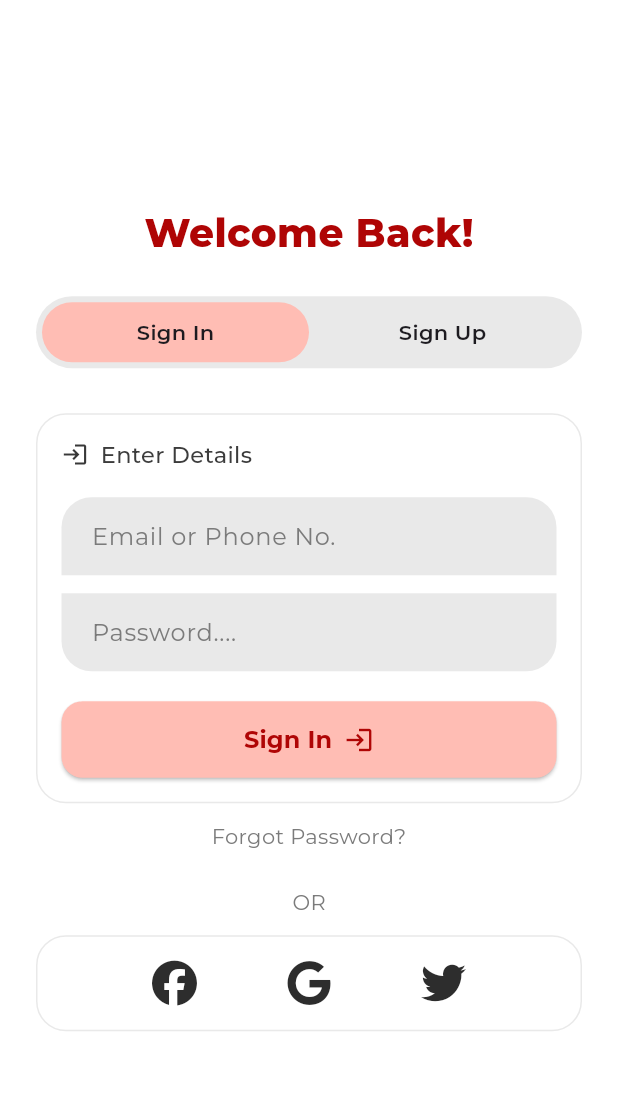
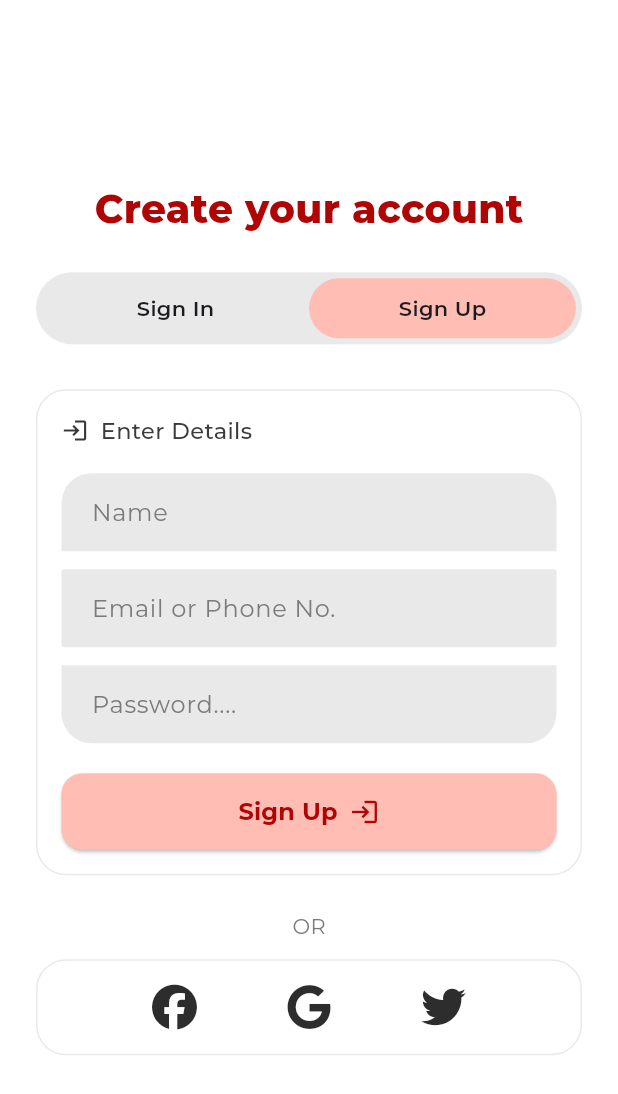
Before and after one commit to SarthakPadwal/Refuel-App, a Flutter app: the screen it shows after launch, after a tap on "SIGN UP", on a phone screen of 412 x 824 dp. Shown: the top 1094 px of the screen. Run offline on Flutter 3.47's test engine with Material 3 defaults, Android fonts, the light colour scheme and no system bars; our stand-ins replace font_awesome_flutter.

Commit message:
Updated assets and main.dart, deleted old files

```diff
--- a/lib/main.dart
+++ b/lib/main.dart
@@ -50,13 +50,12 @@ class _WelcomeScreenState extends State<WelcomeScreen> {
           fit: BoxFit.contain,
         ),
       ),
-
     );
   }
 }
 
 // ----------------------------
-// 2. Onboarding Screen
+// 2. Onboarding Screen (Updated)
 // ----------------------------
 class OnboardingScreen extends StatelessWidget {
   const OnboardingScreen({super.key});
@@ -82,8 +81,9 @@ class OnboardingScreen extends StatelessWidget {
               children: [
                 Image.asset(
                   'assets/images/Brand.png',
-        // width: 200,
-        // fit: BoxFit.contain,
+                    width: MediaQuery.of(context).size.width * 0.9,
+                   height: 120,
+                   fit: BoxFit.contain,
                 ),
                 const SizedBox(height: 15),
                 const Text(
@@ -102,7 +102,10 @@ class OnboardingScreen extends StatelessWidget {
                     onPressed: () {
                       Navigator.push(
                         context,
-              MaterialPageRoute(builder: (_) => const AuthScreen()),
+                        MaterialPageRoute(
+                          builder: (_) => const AuthScreen(),
+                          settings: const RouteSettings(arguments: false),
+                        ),
                       );
                     },
                     style: ElevatedButton.styleFrom(
@@ -125,12 +128,22 @@ class OnboardingScreen extends StatelessWidget {
                 const SizedBox(height: 16),
                 Row(
                   mainAxisAlignment: MainAxisAlignment.center,
-        children: const [
-          Text(
+                  children: [
+                    const Text(
                       'Already have an account? ',
                       style: TextStyle(fontSize: 15, color: Color(0xFF7B7B7B)),
                     ),
-          Text(
+                    GestureDetector(
+                      onTap: () {
+                        Navigator.push(
+                          context,
+                          MaterialPageRoute(
+                            builder: (_) => const AuthScreen(),
+                            settings: const RouteSettings(arguments: true),
+                          ),
+                        );
+                      },
+                      child: const Text(
                         'SIGN IN',
                         style: TextStyle(
                           fontSize: 14,
@@ -138,12 +151,12 @@ class OnboardingScreen extends StatelessWidget {
                           fontWeight: FontWeight.w700,
                         ),
                       ),
+                    ),
                   ],
                 ),
               ],
             ),
           ),
-
         ],
       ),
     );
@@ -151,7 +164,7 @@ class OnboardingScreen extends StatelessWidget {
 }
 
 // ----------------------------
-// 3. Auth Screen (Signin / Signup)
+// 3. Auth Screen (Updated)
 // ----------------------------
 class AuthScreen extends StatefulWidget {
   const AuthScreen({super.key});
@@ -162,6 +175,19 @@ class AuthScreen extends StatefulWidget {
 
 class _AuthScreenState extends State<AuthScreen> {
   bool isSignIn = true;
+
+  @override
+  void initState() {
+    super.initState();
+    WidgetsBinding.instance.addPostFrameCallback((_) {
+      final args = ModalRoute.of(context)?.settings.arguments;
+      if (args is bool) {
+        setState(() {
+          isSignIn = args;
+        });
+      }
+    });
+  }
 
   @override
   Widget build(BuildContext context) {
@@ -215,7 +241,9 @@ class _AuthScreenState extends State<AuthScreen> {
               child: Container(
                 padding: const EdgeInsets.symmetric(vertical: 10),
                 decoration: BoxDecoration(
-                  color: isSignIn ? const Color.fromARGB(255, 255, 189, 180) : Colors.transparent,
+                  color: isSignIn
+                      ? const Color.fromARGB(255, 255, 189, 180)
+                      : Colors.transparent,
                   borderRadius: BorderRadius.circular(30),
                 ),
                 child: const Center(
@@ -231,7 +259,9 @@ class _AuthScreenState extends State<AuthScreen> {
               child: Container(
                 padding: const EdgeInsets.symmetric(vertical: 10),
                 decoration: BoxDecoration(
-                  color: !isSignIn ? const Color.fromARGB(255, 255, 189, 180) : Colors.transparent,
+                  color: !isSignIn
+                      ? const Color.fromARGB(255, 255, 189, 180)
+                      : Colors.transparent,
                   borderRadius: BorderRadius.circular(30),
                 ),
                 child: const Center(
@@ -260,11 +290,13 @@ class _AuthScreenState extends State<AuthScreen> {
               Icon(Icons.login_outlined, size: 18, color: Color(0xFF383838)),
               SizedBox(width: 8),
               Text("Enter Details",
-                  style: TextStyle(  fontSize: 15, color: Color(0xFF3C3C3C), fontWeight: FontWeight.w500)),
+                  style: TextStyle(
+                      fontSize: 15,
+                      color: Color(0xFF3C3C3C),
+                      fontWeight: FontWeight.w500)),
             ],
           ),
           const SizedBox(height: 18),
-
           if (isSignIn) ...[
             signInTextField(
               "Email or Phone No.",
@@ -283,10 +315,9 @@ class _AuthScreenState extends State<AuthScreen> {
               ),
             ),
           ],
-
           if (!isSignIn) ...[
             signUpTextField(
-              "Email or Phone No.",
+              "Name ",
               borderRadius: const BorderRadius.only(
                 topLeft: Radius.circular(20),
                 topRight: Radius.circular(20),
@@ -294,13 +325,13 @@ class _AuthScreenState extends State<AuthScreen> {
             ),
             const SizedBox(height: 12),
             signUpTextField(
-              "Password....",
+              "Email or Phone No.",
               obscureText: true,
               borderRadius: BorderRadius.circular(2),
             ),
             const SizedBox(height: 12),
             signUpTextField(
-              "Confirm Password....",
+              "Password....",
               obscureText: true,
               borderRadius: const BorderRadius.only(
                 bottomLeft: Radius.circular(20),
@@ -308,14 +339,12 @@ class _AuthScreenState extends State<AuthScreen> {
               ),
             ),
           ],
-
           const SizedBox(height: 20),
           SizedBox(
             width: double.infinity,
             child: ElevatedButton(
               onPressed: () {},
-              style:
-              ElevatedButton.styleFrom(
+              style: ElevatedButton.styleFrom(
                 backgroundColor: const Color.fromARGB(255, 255, 189, 180),
                 foregroundColor: const Color(0xFFAF0505),
                 shape: RoundedRectangleBorder(
@@ -330,12 +359,9 @@ class _AuthScreenState extends State<AuthScreen> {
                       style: const TextStyle(
                         fontSize: 16,
                         fontWeight: FontWeight.w700,
-                      )
-                      ),
+                      )),
                   const SizedBox(width: 8),
-                  const Icon(Icons.login ,
-                  size:20,
-                  ),
+                  const Icon(Icons.login, size: 20),
                 ],
               ),
             ),
@@ -355,30 +381,17 @@ class _AuthScreenState extends State<AuthScreen> {
       child: Row(
         mainAxisAlignment: MainAxisAlignment.spaceEvenly,
         children: const [
-          FaIcon(
-            FontAwesomeIcons.facebook,
-            color: Color.fromARGB(255, 45, 45, 45),
-            size: 30,
-          ),
-          FaIcon(
-            FontAwesomeIcons.google,
-            color: Color.fromARGB(255, 45, 45, 45),
-            size: 30,
-          ),
-          FaIcon(
-            FontAwesomeIcons.twitter,
-            color: Color.fromARGB(255, 45, 45, 45),
-            size: 30,
-          ),
+          FaIcon(FontAwesomeIcons.facebook,
+              color: Color.fromARGB(255, 45, 45, 45), size: 30),
+          FaIcon(FontAwesomeIcons.google,
+              color: Color.fromARGB(255, 45, 45, 45), size: 30),
+          FaIcon(FontAwesomeIcons.twitter,
+              color: Color.fromARGB(255, 45, 45, 45), size: 30),
         ],
       ),
     );
   }
 
-
-  // ----------------------------
-  // Sign In TextField
-  // ----------------------------
   Widget signInTextField(
     String hint, {
     bool obscureText = false,
@@ -391,7 +404,8 @@ class _AuthScreenState extends State<AuthScreen> {
         fillColor: const Color(0xFFE9E9E9),
         hintText: hint,
         hintStyle: const TextStyle(color: Color(0xFF7B7B7B)),
-        contentPadding: const EdgeInsets.symmetric(horizontal: 16, vertical: 14),
+        contentPadding:
+            const EdgeInsets.symmetric(horizontal: 16, vertical: 14),
         border: OutlineInputBorder(
           borderRadius: borderRadius,
           borderSide: BorderSide.none,
@@ -400,9 +414,6 @@ class _AuthScreenState extends State<AuthScreen> {
     );
   }
 
-  // ----------------------------
-  // Sign Up TextField
-  // ----------------------------
   Widget signUpTextField(
     String hint, {
     bool obscureText = false,
@@ -415,7 +426,8 @@ class _AuthScreenState extends State<AuthScreen> {
         fillColor: const Color(0xFFE9E9E9),
         hintText: hint,
         hintStyle: const TextStyle(color: Color(0xFF7B7B7B)),
-        contentPadding: const EdgeInsets.symmetric(horizontal: 16, vertical: 14),
+        contentPadding:
+            const EdgeInsets.symmetric(horizontal: 16, vertical: 14),
         border: OutlineInputBorder(
           borderRadius: borderRadius,
           borderSide: BorderSide.none,
```
Also changed, not shown: assets/fonts/Montserrat-Bold.ttf (added), assets/fonts/Montserrat-Regular.ttf (added), assets/images/AppLogo.png (renamed from lib/assets/images/AppLogo.png), assets/images/Brand.png (renamed from lib/assets/images/Brand.png), assets/images/intro1.png (renamed from lib/assets/images/intro1.png), assets/images/intro2.png (renamed from lib/assets/images/intro2.png), assets/images/intro3.png (renamed from lib/assets/images/intro3.png). Lines whose indentation alone changed are shown as unchanged.
